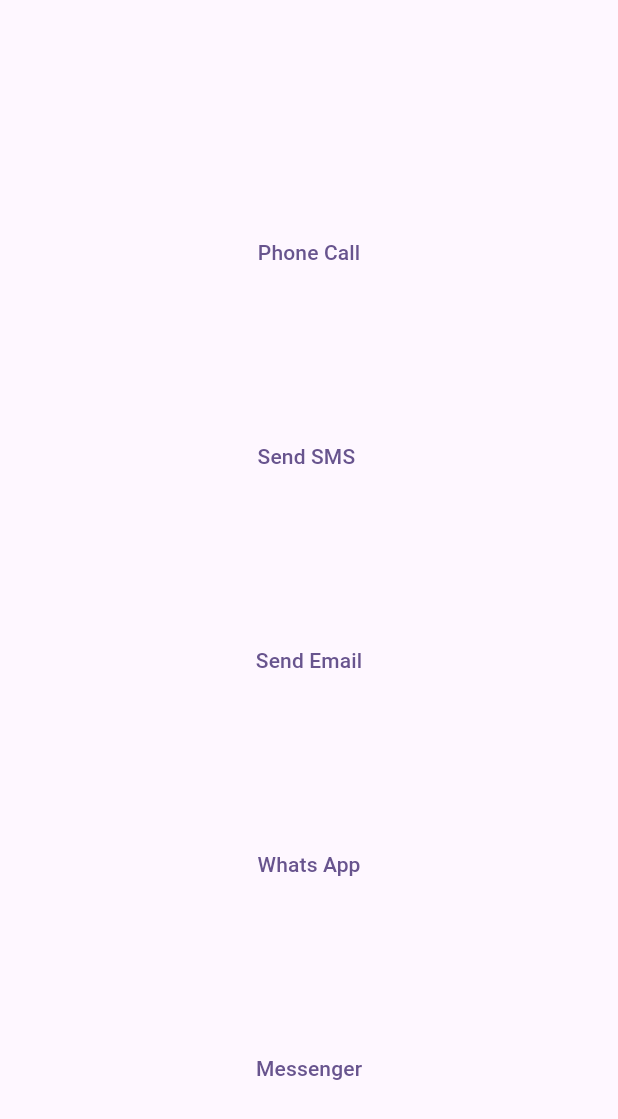
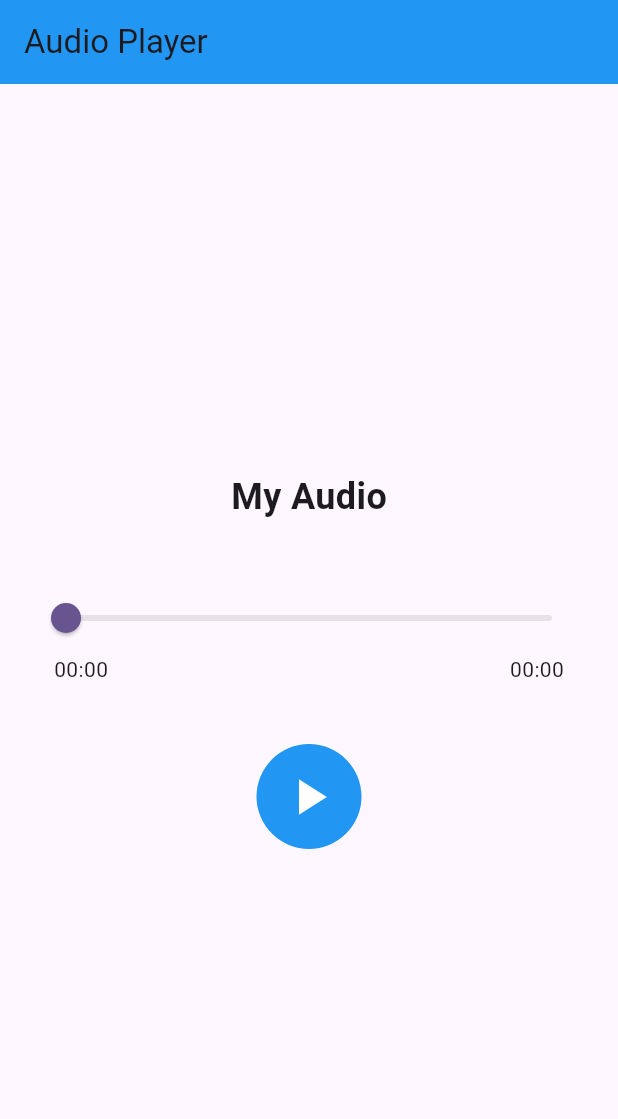
Before and after one commit to IbrahimHamas/train, a Flutter app: the screen it shows after launch, on a phone screen of 412 x 824 dp. Shown: the top 1119 px of the screen. Run offline on Flutter 3.47's test engine with Material 3 defaults, Android fonts, the phone set to English and light mode, and no system bars; our stand-ins replace audioplayers; missing offline and left inert: flutter_qiblah.

```diff
--- /dev/null
+++ b/lib/add_audio.dart
@@ -0,0 +1,128 @@
+
+import 'package:audioplayers/audioplayers.dart';
+import 'package:flutter/material.dart';
+
+class AudioPlayerScreen extends StatefulWidget {
+  @override
+  _AudioPlayerScreenState createState() => _AudioPlayerScreenState();
+}
+
+class _AudioPlayerScreenState extends State<AudioPlayerScreen> {
+  final AudioPlayer _audioPlayer = AudioPlayer();
+  bool isPlaying = false;
+  Duration duration = Duration.zero;
+  Duration position = Duration.zero;
+
+  @override
+  void initState() {
+    super.initState();
+
+    // Listen to audio duration
+    _audioPlayer.onDurationChanged.listen((d) {
+      setState(() {
+        duration = d;
+      });
+    });
+
+    // Listen to audio position
+    _audioPlayer.onPositionChanged.listen((p) {
+      setState(() {
+        position = p;
+      });
+    });
+
+    // Listen to player state
+    _audioPlayer.onPlayerStateChanged.listen((state) {
+      setState(() {
+        isPlaying = state == PlayerState.playing;
+      });
+    });
+  }
+
+  @override
+  void dispose() {
+    _audioPlayer.dispose();
+    super.dispose();
+  }
+
+  // Format duration to mm:ss
+  String formatTime(Duration duration) {
+    String twoDigits(int n) => n.toString().padLeft(2, '0');
+    final minutes = twoDigits(duration.inMinutes.remainder(60));
+    final seconds = twoDigits(duration.inSeconds.remainder(60));
+    return '$minutes:$seconds';
+  }
+
+  @override
+  Widget build(BuildContext context) {
+    return Scaffold(
+      appBar: AppBar(
+        title: const Text('Audio Player'),
+        backgroundColor: Colors.blue,
+      ),
+      body: Padding(
+        padding: const EdgeInsets.all(20),
+        child: Column(
+          mainAxisAlignment: MainAxisAlignment.center,
+          children: [
+            // Audio title
+            const Text(
+              'My Audio',
+              style: TextStyle(fontSize: 24, fontWeight: FontWeight.bold),
+            ),
+            const SizedBox(height: 40),
+
+            // Slider
+            Slider(
+              min: 0,
+              max: duration.inSeconds.toDouble(),
+              value: position.inSeconds.toDouble(),
+              onChanged: (value) async {
+                final newPosition = Duration(seconds: value.toInt());
+                await _audioPlayer.seek(newPosition);
+              },
+            ),
+
+            // Time labels
+            Padding(
+              padding: const EdgeInsets.symmetric(horizontal: 16),
+              child: Row(
+                mainAxisAlignment: MainAxisAlignment.spaceBetween,
+                children: [
+                  Text(formatTime(position)),
+                  Text(formatTime(duration)),
+                ],
+              ),
+            ),
+
+            const SizedBox(height: 40),
+
+            // Play/Pause button
+            CircleAvatar(
+              radius: 35,
+              backgroundColor: Colors.blue,
+              child: IconButton(
+                icon: Icon(
+                  isPlaying ? Icons.pause : Icons.play_arrow,
+                  size: 40,
+                ),
+                color: Colors.white,
+                onPressed: () async {
+                  if (isPlaying) {
+                    await _audioPlayer.pause();
+                  } else {
+                    // Replace with your audio URL or asset
+                    await _audioPlayer.play(UrlSource(
+                       'https://www.soundhelix.com/examples/mp3/SoundHelix-Song-1.mp3'
+
+                    ));
+                  }
+                },
+              ),
+            ),
+          ],
+        ),
+      ),
+    );
+  }
+}
--- a/lib/main.dart
+++ b/lib/main.dart
@@ -1,4 +1,6 @@
-import 'package:example/home.dart';
+import 'package:example/add_audio.dart';
+import 'package:example/qipla_compass_page.dart';
+import 'package:example/url_launcher_page.dart';
 import 'package:flutter/material.dart';
 
 void main() {
@@ -32,6 +34,6 @@ class MyApp extends StatelessWidget {
           colorScheme: ColorScheme.fromSeed(seedColor: Colors.deepPurple),
           useMaterial3: true,
         ),
-        home: Home());
+        home: AudioPlayerScreen());
   }
 }
--- a/lib/home.dart
+++ b/lib/url_launcher_page.dart
@@ -19,8 +19,8 @@ class _HomeState extends State<Home> {
             mainAxisAlignment: MainAxisAlignment.spaceEvenly,
             crossAxisAlignment: CrossAxisAlignment.stretch,
             children: [
-              TextButton(onPressed: calling, child: Text("Phone Call")),
-              TextButton(onPressed: sendSMS, child: Text("Send SMS ")),
+              TextButton(onPressed: calling, child: const Text("Phone Call")),
+              TextButton(onPressed: sendSMS, child: const Text("Send SMS ")),
               TextButton(onPressed: email, child: Text("Send Email")),
               TextButton(onPressed: whatsapp, child: Text("Whats App")),
               TextButton(onPressed: messenger, child: Text("Messenger")),
```
Also changed, not shown: lib/qipla_compass_page.dart (added, +89 -0 lines), pubspec.yaml (+9 -1 lines), assets/compass.png (added), lib/compass.dart (added), lib/one.dart (deleted), pubspec.lock, 7 other files.
